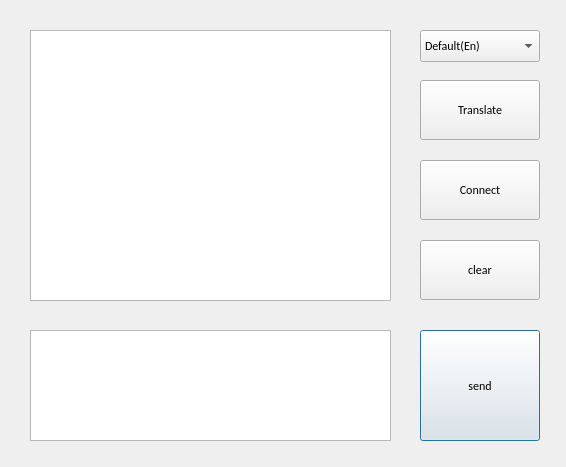
Old version of the form chat.ui in the repository yjl450/ICS-Final-Project.
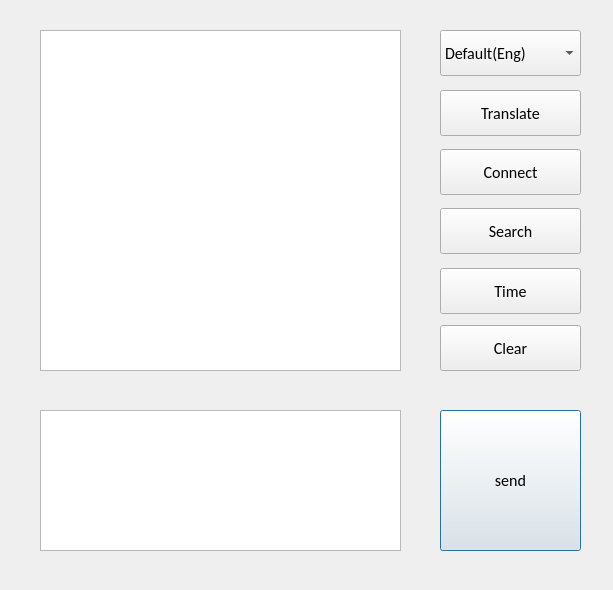
New version of the form.

```diff
--- a/chat.ui
+++ b/chat.ui
@@ -6,8 +6,8 @@
    <rect>
     <x>0</x>
     <y>0</y>
-    <width>566</width>
-    <height>467</height>
+    <width>613</width>
+    <height>590</height>
    </rect>
   </property>
   <property name="minimumSize">
@@ -18,8 +18,8 @@
   </property>
   <property name="maximumSize">
    <size>
-    <width>566</width>
-    <height>467</height>
+    <width>16777215</width>
+    <height>16777215</height>
    </size>
   </property>
   <property name="windowTitle">
@@ -28,10 +28,10 @@
   <widget class="QTextEdit" name="textEdit">
    <property name="geometry">
     <rect>
-     <x>30</x>
-     <y>330</y>
+     <x>40</x>
+     <y>410</y>
      <width>361</width>
-     <height>111</height>
+     <height>141</height>
     </rect>
    </property>
    <property name="sizePolicy">
@@ -40,6 +40,12 @@
      <verstretch>0</verstretch>
     </sizepolicy>
    </property>
+   <property name="font">
+    <font>
+     <family>Calibri</family>
+     <pointsize>12</pointsize>
+    </font>
+   </property>
    <property name="cursor" stdset="0">
     <cursorShape>IBeamCursor</cursorShape>
    </property>
@@ -47,10 +53,10 @@
   <widget class="QPushButton" name="pushButton">
    <property name="geometry">
     <rect>
-     <x>420</x>
-     <y>330</y>
-     <width>120</width>
-     <height>111</height>
+     <x>440</x>
+     <y>410</y>
+     <width>141</width>
+     <height>141</height>
     </rect>
    </property>
    <property name="sizePolicy">
@@ -62,6 +68,7 @@
    <property name="font">
     <font>
      <family>Calibri</family>
+     <pointsize>12</pointsize>
      <weight>50</weight>
      <bold>false</bold>
     </font>
@@ -76,10 +83,10 @@
   <widget class="QPushButton" name="clear">
    <property name="geometry">
     <rect>
-     <x>420</x>
-     <y>240</y>
-     <width>120</width>
-     <height>60</height>
+     <x>440</x>
+     <y>208</y>
+     <width>141</width>
+     <height>46</height>
     </rect>
    </property>
    <property name="sizePolicy">
@@ -91,21 +98,22 @@
    <property name="font">
     <font>
      <family>Calibri</family>
+     <pointsize>12</pointsize>
      <weight>50</weight>
      <bold>false</bold>
     </font>
    </property>
    <property name="text">
-    <string>clear</string>
+    <string>Search</string>
    </property>
   </widget>
   <widget class="QTextBrowser" name="textBrowser">
    <property name="geometry">
     <rect>
-     <x>30</x>
+     <x>40</x>
      <y>30</y>
      <width>361</width>
-     <height>271</height>
+     <height>341</height>
     </rect>
    </property>
    <property name="sizePolicy">
@@ -114,6 +122,12 @@
      <verstretch>0</verstretch>
     </sizepolicy>
    </property>
+   <property name="font">
+    <font>
+     <family>Calibri</family>
+     <pointsize>12</pointsize>
+    </font>
+   </property>
    <property name="cursor" stdset="0">
     <cursorShape>IBeamCursor</cursorShape>
    </property>
@@ -121,17 +135,17 @@
     <string>&lt;!DOCTYPE HTML PUBLIC &quot;-//W3C//DTD HTML 4.0//EN&quot; &quot;http://www.w3.org/TR/REC-html40/strict.dtd&quot;&gt;
 &lt;html&gt;&lt;head&gt;&lt;meta name=&quot;qrichtext&quot; content=&quot;1&quot; /&gt;&lt;style type=&quot;text/css&quot;&gt;
 p, li { white-space: pre-wrap; }
-&lt;/style&gt;&lt;/head&gt;&lt;body style=&quot; font-family:'SimSun'; font-size:9pt; font-weight:400; font-style:normal;&quot;&gt;
+&lt;/style&gt;&lt;/head&gt;&lt;body style=&quot; font-family:'Calibri'; font-size:12pt; font-weight:400; font-style:normal;&quot;&gt;
 &lt;p style=&quot;-qt-paragraph-type:empty; margin-top:0px; margin-bottom:0px; margin-left:0px; margin-right:0px; -qt-block-indent:0; text-indent:0px; font-family:'.SF NS Text'; font-size:13pt;&quot;&gt;&lt;br /&gt;&lt;/p&gt;&lt;/body&gt;&lt;/html&gt;</string>
    </property>
   </widget>
   <widget class="QComboBox" name="TransLan">
    <property name="geometry">
     <rect>
-     <x>420</x>
+     <x>440</x>
      <y>30</y>
-     <width>120</width>
-     <height>32</height>
+     <width>141</width>
+     <height>46</height>
     </rect>
    </property>
    <property name="sizePolicy">
@@ -143,6 +157,7 @@
    <property name="font">
     <font>
      <family>Calibri</family>
+     <pointsize>12</pointsize>
      <weight>50</weight>
      <bold>false</bold>
     </font>
@@ -152,7 +167,7 @@
    </property>
    <item>
     <property name="text">
-     <string>Default(En)</string>
+     <string>Default(Eng)</string>
     </property>
    </item>
    <item>
@@ -174,10 +189,10 @@
   <widget class="QPushButton" name="translate">
    <property name="geometry">
     <rect>
-     <x>420</x>
-     <y>80</y>
-     <width>120</width>
-     <height>60</height>
+     <x>440</x>
+     <y>90</y>
+     <width>141</width>
+     <height>46</height>
     </rect>
    </property>
    <property name="sizePolicy">
@@ -189,6 +204,7 @@
    <property name="font">
     <font>
      <family>Calibri</family>
+     <pointsize>12</pointsize>
      <weight>50</weight>
      <bold>false</bold>
     </font>
@@ -200,10 +216,10 @@
   <widget class="QPushButton" name="connect">
    <property name="geometry">
     <rect>
-     <x>420</x>
-     <y>160</y>
-     <width>120</width>
-     <height>60</height>
+     <x>440</x>
+     <y>149</y>
+     <width>141</width>
+     <height>46</height>
     </rect>
    </property>
    <property name="sizePolicy">
@@ -215,6 +231,7 @@
    <property name="font">
     <font>
      <family>Calibri</family>
+     <pointsize>12</pointsize>
      <weight>50</weight>
      <bold>false</bold>
     </font>
@@ -223,6 +240,60 @@
     <string>Connect</string>
    </property>
   </widget>
+  <widget class="QPushButton" name="connect_2">
+   <property name="geometry">
+    <rect>
+     <x>440</x>
+     <y>268</y>
+     <width>141</width>
+     <height>46</height>
+    </rect>
+   </property>
+   <property name="sizePolicy">
+    <sizepolicy hsizetype="Fixed" vsizetype="Fixed">
+     <horstretch>0</horstretch>
+     <verstretch>0</verstretch>
+    </sizepolicy>
+   </property>
+   <property name="font">
+    <font>
+     <family>Calibri</family>
+     <pointsize>12</pointsize>
+     <weight>50</weight>
+     <bold>false</bold>
+    </font>
+   </property>
+   <property name="text">
+    <string>Time</string>
+   </property>
+  </widget>
+  <widget class="QPushButton" name="connect_3">
+   <property name="geometry">
+    <rect>
+     <x>440</x>
+     <y>325</y>
+     <width>141</width>
+     <height>46</height>
+    </rect>
+   </property>
+   <property name="sizePolicy">
+    <sizepolicy hsizetype="Fixed" vsizetype="Fixed">
+     <horstretch>0</horstretch>
+     <verstretch>0</verstretch>
+    </sizepolicy>
+   </property>
+   <property name="font">
+    <font>
+     <family>Calibri</family>
+     <pointsize>12</pointsize>
+     <weight>50</weight>
+     <bold>false</bold>
+    </font>
+   </property>
+   <property name="text">
+    <string>Clear</string>
+   </property>
+  </widget>
  </widget>
  <resources/>
  <connections/>
```
